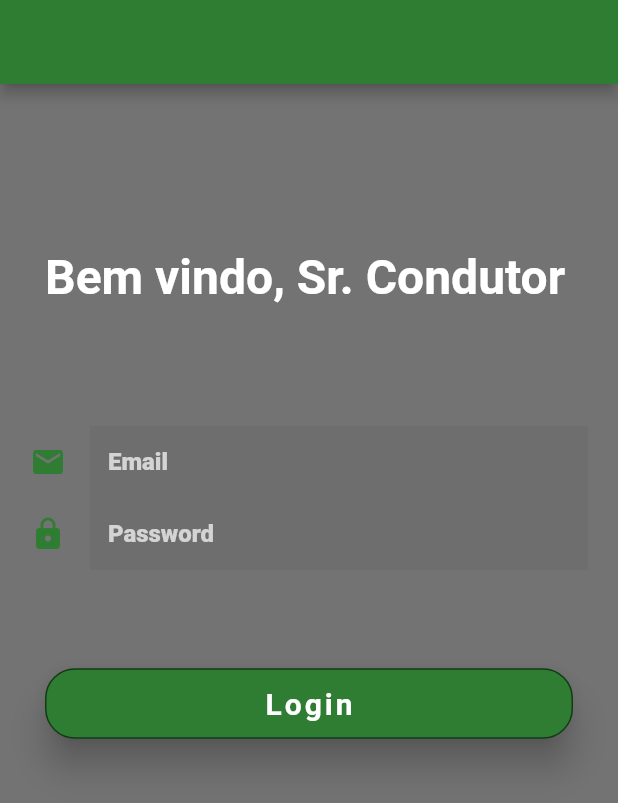
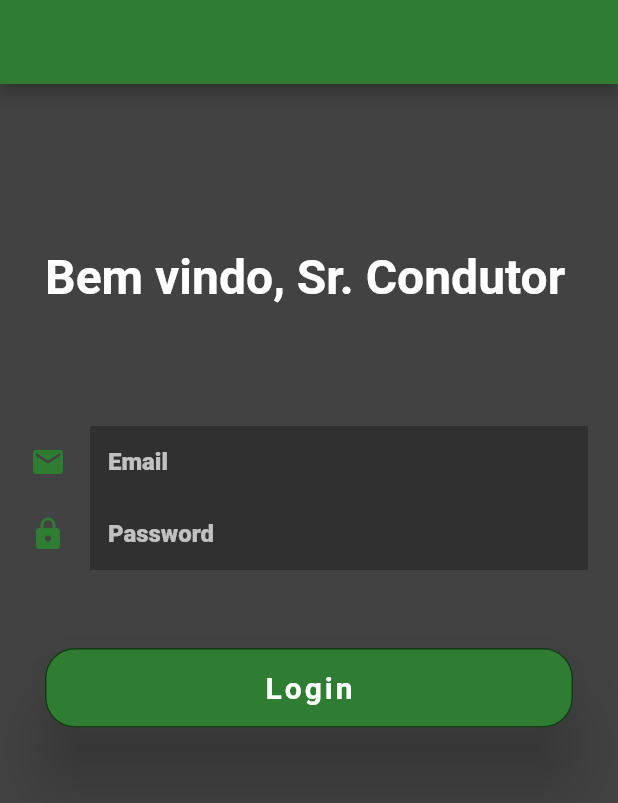
Before and after one commit to FerrrazSenpai/ProjetoInformatico, a Flutter app: the LoginPage screen opened directly, on a phone screen of 412 x 824 dp. Shown: the top 803 px of the screen. Run offline on Flutter 3.47's test engine with Material 2 defaults, Android fonts, the light colour scheme and no system bars; our stand-ins replace connectivity, date_format, flutter_dotenv, flutter_offline, location, shared_preferences; accounts and stored records are empty.

Commit message:
even prettier

```diff
--- a/myapp/lib/login.dart
+++ b/myapp/lib/login.dart
@@ -34,7 +34,7 @@ class _LoginPageState extends State<LoginPage> {
             fit: BoxFit.cover,
           ),
         ), */
-        color: Colors.black54,
+        color: Colors.grey[800],
         child: ListView(
           children: <Widget>[
             titleSection(),
@@ -68,7 +68,6 @@ class _LoginPageState extends State<LoginPage> {
             SizedBox(height: 60.0),
             formInput("Email", Icons.email),
             formInput("Password", Icons.lock),
-
           ],
         )
     );
@@ -90,21 +89,22 @@ class _LoginPageState extends State<LoginPage> {
         hintStyle: TextStyle(color: Colors.white70),
         icon: Icon(iconName, color: Colors.green[800],),
         filled: true,
+        fillColor: Colors.grey[850]
       ),
     );
   }
 
   Container buttonSection(){
     return Container(
-      padding: EdgeInsets.only(top: 30.0),
+      padding: EdgeInsets.only(top: 20.0),
       margin: EdgeInsets.symmetric(horizontal: 30.0),
       child: RaisedButton(
         onPressed: () {
           signIn(emailControler.text, passwordControler.text);
         },
         color: Colors.green[800],
-        elevation: 10.0,
-        padding: EdgeInsets.all(12.0),
+        elevation: 20.0,
+        padding: EdgeInsets.all(15.0),
         shape: RoundedRectangleBorder(
           borderRadius: new BorderRadius.circular(20.0),
           side: BorderSide(color: Colors.black54)
@@ -125,13 +125,23 @@ class _LoginPageState extends State<LoginPage> {
 
   Container errorSection(){
     return Container(
-      padding: EdgeInsets.only(left: 70.0, top: 15.0),
-      child: Text('$_error',
-        style: TextStyle(
-          color: Colors.red[600],
-          fontSize: 17.0,
-          fontWeight: FontWeight.w600
-        ),
+      padding: EdgeInsets.only(left: 70.0, top: 12.0),
+      child: _error == "" ? Container(margin: EdgeInsets.only(top: 20.0),) :
+      Row(
+        children: <Widget>[
+          Icon(
+            Icons.error_outline,
+            color: Colors.red[700],
+            size: 20.0,
+          ),
+          Text('  $_error',
+            style: TextStyle(
+              color: Colors.red[700],
+              fontSize: 15.0,
+              fontWeight: FontWeight.w600,
+            ),
+          ),
+        ],
       ),
     );
   }
```
